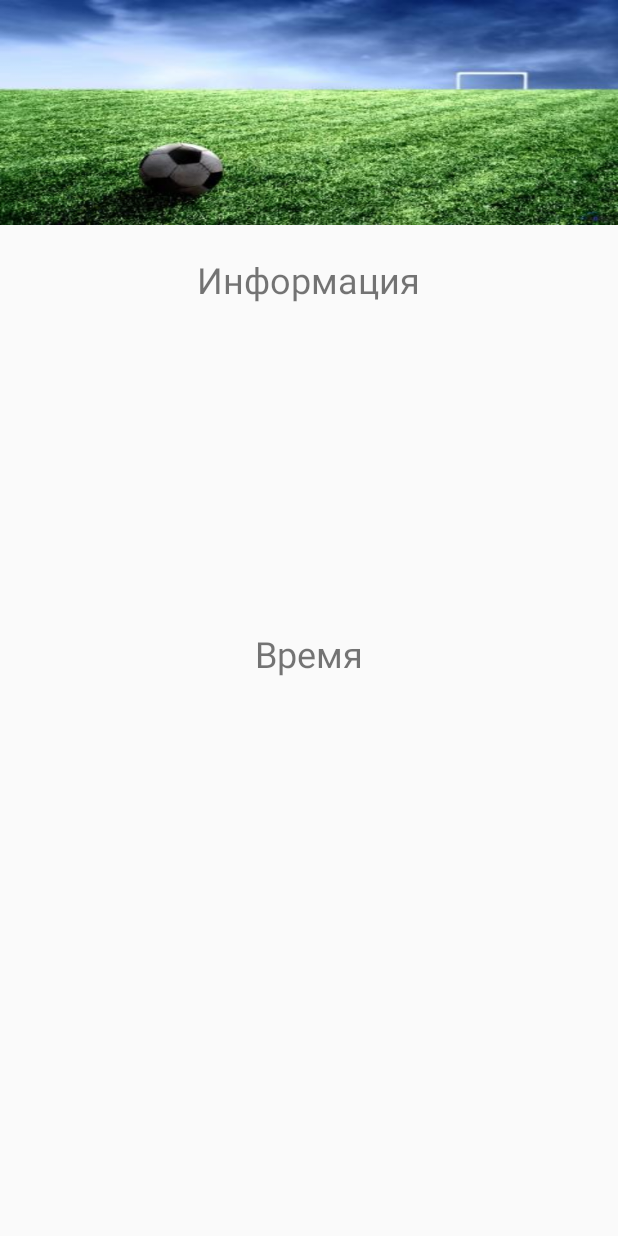
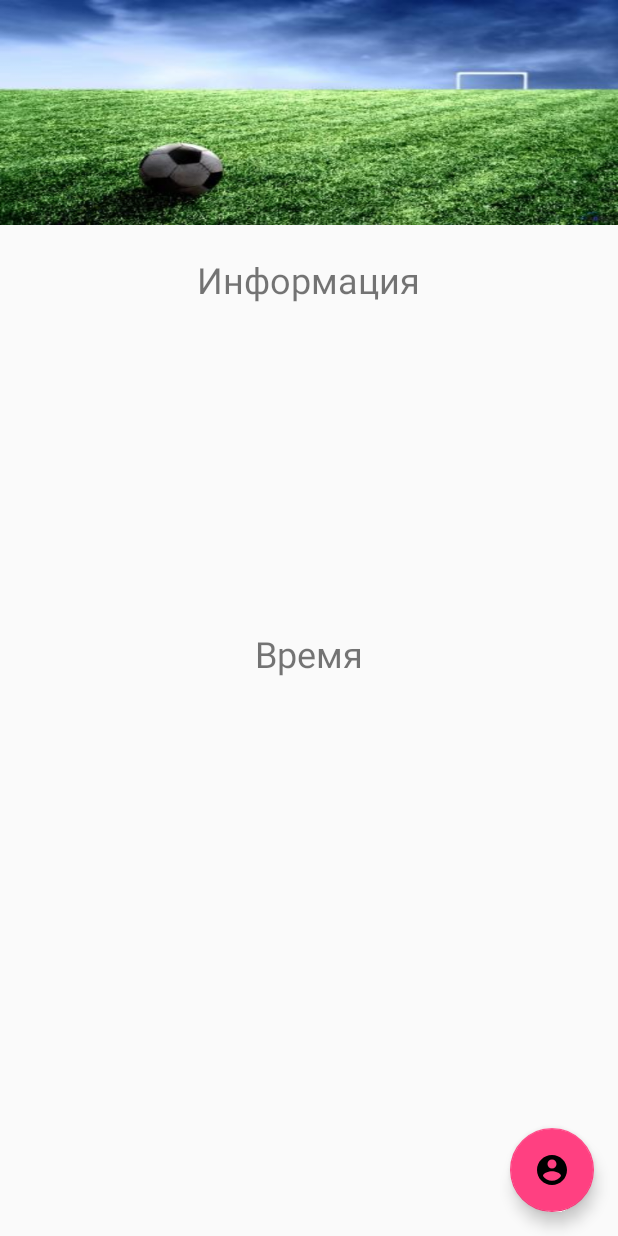
Before and after one commit to maks412/rent-field1, an Android app: the field_information screen opened directly, with no data from a screen before it, on a phone screen of 412 x 824 dp. Run offline under Robolectric (Android 15) with nearby library versions, the phone set to English and light mode, and no system bars.

Commit message:
Maks zavel devuwku

```diff
--- a/app/build.gradle
+++ b/app/build.gradle
@@ -20,11 +20,13 @@ android {
 }
 
 dependencies {
+
     compile fileTree(dir: 'libs', include: ['*.jar'])
     androidTestCompile('com.android.support.test.espresso:espresso-core:2.2.2', {
         exclude group: 'com.android.support', module: 'support-annotations'
     })
     compile 'com.android.support:appcompat-v7:25.1.1'
+    compile 'com.android.support:design:25.1.1'
     testCompile 'junit:junit:4.12'
     compile 'com.google.android.gms:play-services-maps:10.0.1'
 }
--- a/app/src/main/AndroidManifest.xml
+++ b/app/src/main/AndroidManifest.xml
@@ -15,7 +15,9 @@
                 <category android:name="android.intent.category.LAUNCHER" />
             </intent-filter>
         </activity>
-        <activity android:name=".field_information" ></activity>
+        <activity android:name=".field_information" />
+        <activity android:name=".Profile_user" />
+        <activity android:name=".Admin"></activity>
     </application>
 
 </manifest>
--- a/app/src/main/java/com/example/maks/rend1/CustomSwipeAdapter.java
+++ b/app/src/main/java/com/example/maks/rend1/CustomSwipeAdapter.java
@@ -14,7 +14,7 @@ import android.widget.RelativeLayout;
  */
 
 public class CustomSwipeAdapter extends PagerAdapter {
-    private int [] images = {R.drawable.a,R.drawable.a146};
+    private int [] images = {R.drawable.a};
     private Context ctx;
     private LayoutInflater layoutInflater;
 
--- a/app/src/main/java/com/example/maks/rend1/ListAdapter.java
+++ b/app/src/main/java/com/example/maks/rend1/ListAdapter.java
@@ -70,7 +70,7 @@ public class ListAdapter extends ArrayAdapter<Field_list> {
                 intent.putExtra("tel",p.getTel());
                 intent.putExtra("address",p.getAddress());
                 intent.putExtra("price",p.getPrice());
-
+                intent.putExtra("admin",true);
                 getContext().startActivity(intent);
             }
         });
--- a/app/src/main/java/com/example/maks/rend1/field_information.java
+++ b/app/src/main/java/com/example/maks/rend1/field_information.java
@@ -1,15 +1,24 @@
 package com.example.maks.rend1;
 
 import android.app.Activity;
+import android.content.DialogInterface;
+import android.content.Intent;
+import android.support.design.widget.FloatingActionButton;
 import android.support.v4.view.ViewPager;
+import android.support.v7.app.AlertDialog;
 import android.support.v7.app.AppCompatActivity;
 import android.os.Bundle;
 import android.view.View;
+import android.view.animation.Animation;
+import android.view.animation.AnimationUtils;
 import android.widget.TextView;
 
 public class field_information extends Activity {
     ViewPager viewPager;
     CustomSwipeAdapter adapter;
+    FloatingActionButton fab,fab1,fab2;
+    Animation fab_open,fab_close,fab_rotclock,fab_rotanti;
+    boolean isOpen = false;
     @Override
     protected void onCreate(Bundle savedInstanceState) {
         super.onCreate(savedInstanceState);
@@ -24,6 +33,7 @@ public class field_information extends Activity {
         String price = getIntent().getStringExtra("price");
         String tel = getIntent().getStringExtra("tel");
         String address = getIntent().getStringExtra("address");
+        boolean admin = getIntent().getBooleanExtra("admin",true);
 
         TextView info_name = (TextView)findViewById(R.id.info_name);
         TextView info_price = (TextView)findViewById(R.id.info_price);
@@ -34,5 +44,70 @@ public class field_information extends Activity {
         info_name.setText(name);
         info_price.setText(price);
         info_tel.setText(tel);
+
+        fab = (FloatingActionButton)findViewById(R.id.info_fab);
+        fab1 = (FloatingActionButton)findViewById(R.id.info_fab1);
+        fab2 = (FloatingActionButton)findViewById(R.id.info_fab2);
+
+        fab_open = AnimationUtils.loadAnimation(getApplicationContext(),R.anim.fab_open);
+        fab_close = AnimationUtils.loadAnimation(getApplicationContext(),R.anim.fab_close);
+        fab_rotclock = AnimationUtils.loadAnimation(getApplicationContext(),R.anim.rotate_clockwise);
+        fab_rotanti = AnimationUtils.loadAnimation(getApplicationContext(),R.anim.rotate_anticlock);
+
+        if(admin){
+            fab.setClickable(true);
+        }
+
+        fab.setOnClickListener(new View.OnClickListener() {
+            @Override
+            public void onClick(View v) {
+                if(isOpen){
+                    fab1.startAnimation(fab_close);
+                    fab2.startAnimation(fab_close);
+                    fab.setAnimation(fab_rotanti);
+                    fab1.setClickable(false);
+                    fab2.setClickable(false);
+                    isOpen = false;
+                }
+                else{
+                    fab1.startAnimation(fab_open);
+                    fab2.startAnimation(fab_open);
+                    fab.setAnimation(fab_rotclock);
+                    fab1.setClickable(true);
+                    fab2.setClickable(true);
+                    isOpen = true;
+                }
+            }
+        });
+
+        fab1.setOnClickListener(new View.OnClickListener() {
+            @Override
+            public void onClick(View v) {
+                setContentView(R.layout.add_field);
+            }
+        });
+        fab2.setOnClickListener(new View.OnClickListener() {
+            @Override
+            public void onClick(View v) {
+                new AlertDialog.Builder(getApplicationContext())
+                        .setTitle("Delete field")
+                        .setMessage("Are you sure you want to delete this field?")
+                        .setPositiveButton(android.R.string.yes, new DialogInterface.OnClickListener() {
+                            public void onClick(DialogInterface dialog, int which) {
+                                // continue with delete
+                                finish();
+                            }
+                        })
+                        .setNegativeButton(android.R.string.no, new DialogInterface.OnClickListener() {
+                            public void onClick(DialogInterface dialog, int which) {
+                                // do nothing
+                            }
+                        })
+                        .setIcon(android.R.drawable.ic_dialog_alert)
+                        .show();
+            }
+        });
     }
+
+
 }
--- /dev/null
+++ b/app/src/main/res/anim/fab_close.xml
@@ -0,0 +1,19 @@
+<?xml version="1.0" encoding="utf-8"?>
+<set xmlns:android="http://schemas.android.com/apk/res/android"
+    android:fillAfter="true"
+    android:duration="300">
+    <scale
+        android:fromXScale="0.0"
+        android:fromYScale="0.0"
+        android:pivotY="50%"
+        android:pivotX="50%"
+        android:toXScale="0.8"
+        android:toYScale="0.8"
+
+        />
+    <alpha
+        android:fromAlpha="1.0"
+        android:toAlpha="0.0"
+        />
+
+</set>
--- /dev/null
+++ b/app/src/main/res/anim/fab_open.xml
@@ -0,0 +1,19 @@
+<?xml version="1.0" encoding="utf-8"?>
+<set xmlns:android="http://schemas.android.com/apk/res/android"
+    android:fillAfter="true"
+    android:duration="300">
+
+    <scale
+        android:fromXScale="0.0"
+        android:fromYScale="0.0"
+        android:pivotY="50%"
+        android:pivotX="50%"
+        android:toXScale="0.8"
+        android:toYScale="0.8"
+
+        />
+    <alpha
+        android:fromAlpha="0.0"
+        android:toAlpha="1.0"
+        />
+</set>
--- /dev/null
+++ b/app/src/main/res/anim/rotate_anticlock.xml
@@ -0,0 +1,11 @@
+<?xml version="1.0" encoding="utf-8"?>
+<set xmlns:android="http://schemas.android.com/apk/res/android"
+    android:fillAfter="true"
+    android:duration="300">
+    <rotate
+        android:fromDegrees="45"
+        android:toDegrees="0"
+        android:pivotX="50%"
+        android:pivotY="50%"/>
+
+</set>
--- /dev/null
+++ b/app/src/main/res/anim/rotate_clockwise.xml
@@ -0,0 +1,12 @@
+<?xml version="1.0" encoding="utf-8"?>
+<set xmlns:android="http://schemas.android.com/apk/res/android"
+    android:fillAfter="true"
+    android:duration="300">
+    <rotate
+        android:fromDegrees="0"
+        android:toDegrees="45"
+        android:pivotX="50%"
+        android:pivotY="50%"/>
+
+
+</set>
--- /dev/null
+++ b/app/src/main/res/drawable/ic_account_circle_black_24dp.xml
@@ -0,0 +1,9 @@
+<vector xmlns:android="http://schemas.android.com/apk/res/android"
+        android:width="24dp"
+        android:height="24dp"
+        android:viewportWidth="24.0"
+        android:viewportHeight="24.0">
+    <path
+        android:fillColor="#FF000000"
+        android:pathData="M12,2C6.48,2 2,6.48 2,12s4.48,10 10,10 10,-4.48 10,-10S17.52,2 12,2zM12,5c1.66,0 3,1.34 3,3s-1.34,3 -3,3 -3,-1.34 -3,-3 1.34,-3 3,-3zM12,19.2c-2.5,0 -4.71,-1.28 -6,-3.22 0.03,-1.99 4,-3.08 6,-3.08 1.99,0 5.97,1.09 6,3.08 -1.29,1.94 -3.5,3.22 -6,3.22z"/>
+</vector>
--- a/app/src/main/res/layout/activity_field_information.xml
+++ b/app/src/main/res/layout/activity_field_information.xml
@@ -1,6 +1,8 @@
 <?xml version="1.0" encoding="utf-8"?>
 <RelativeLayout xmlns:android="http://schemas.android.com/apk/res/android"
-    android:layout_width="match_parent" android:layout_height="match_parent">
+    android:layout_width="match_parent"
+    android:layout_height="match_parent"
+    xmlns:app="http://schemas.android.com/apk/res-auto">
 
     <TextView
         android:text="Информация"
@@ -68,4 +70,48 @@
         android:layout_alignEnd="@+id/info_name"
         android:layout_alignStart="@+id/info_price"
         android:paddingTop="10dp" />
+
+    <android.support.design.widget.FloatingActionButton
+        android:layout_width="wrap_content"
+        android:layout_height="wrap_content"
+        android:layout_gravity="bottom|end"
+        android:layout_marginRight="@dimen/fab_margin_right"
+        android:id="@+id/info_fab2"
+        android:elevation="6dp"
+        app:pressedTranslationZ="12dp"
+        android:backgroundTint="@color/colorPrimary"
+        android:src="@drawable/ic_exit_to_app_black_24dp"
+        android:visibility="invisible"
+        android:layout_alignParentEnd="true"
+        android:layout_alignBottom="@+id/info_tel"
+        android:layout_alignStart="@+id/info_fab1" />
+
+    <android.support.design.widget.FloatingActionButton
+        android:layout_width="wrap_content"
+        android:layout_height="wrap_content"
+        android:layout_gravity="bottom|end"
+        android:layout_marginRight="@dimen/fab_margin_right"
+        android:id="@+id/info_fab1"
+        android:elevation="6dp"
+        app:pressedTranslationZ="12dp"
+        android:backgroundTint="@color/colorPrimary"
+        android:src="@drawable/ic_person_add_black_24dp"
+        android:visibility="invisible"
+        android:layout_alignParentEnd="true"
+        android:layout_alignBottom="@+id/info_time"
+        android:layout_alignStart="@+id/info_fab" />
+
+    <android.support.design.widget.FloatingActionButton
+        android:layout_width="wrap_content"
+        android:layout_height="wrap_content"
+        android:layout_gravity="bottom|end"
+        android:layout_marginRight="@dimen/fab_margin_right"
+        android:id="@+id/info_fab"
+        android:elevation="6dp"
+        app:pressedTranslationZ="12dp"
+        android:src="@drawable/ic_account_circle_black_24dp"
+        android:layout_alignParentEnd="true"
+        android:layout_alignParentBottom="true"
+        android:layout_marginBottom="16dp"
+        />
 </RelativeLayout>
--- a/app/src/main/res/values/dimens.xml
+++ b/app/src/main/res/values/dimens.xml
@@ -2,5 +2,5 @@
     <!-- Default screen margins, per the Android Design guidelines. -->
     <dimen name="activity_horizontal_margin">16dp</dimen>
     <dimen name="activity_vertical_margin">16dp</dimen>
-    <dimen name="fab_margin">16dp</dimen>
+    <dimen name="fab_margin_right">16dp</dimen>
 </resources>
--- a/build.gradle
+++ b/build.gradle
@@ -5,11 +5,13 @@ buildscript {
         jcenter()
     }
     dependencies {
+
         classpath 'com.android.tools.build:gradle:2.2.3'
 
         // NOTE: Do not place your application dependencies here; they belong
         // in the individual module build.gradle files
     }
+
 }
 
 allprojects {
```
Also changed, not shown: app/src/main/java/com/example/maks/rend1/Admin.java (added, +91 -0 lines), app/src/main/java/com/example/maks/rend1/MainActivity.java (+29 -11 lines), app/src/main/java/com/example/maks/rend1/Profile_user.java (added, +16 -0 lines), app/src/main/res/layout/activity_admin.xml (added, +83 -0 lines).
